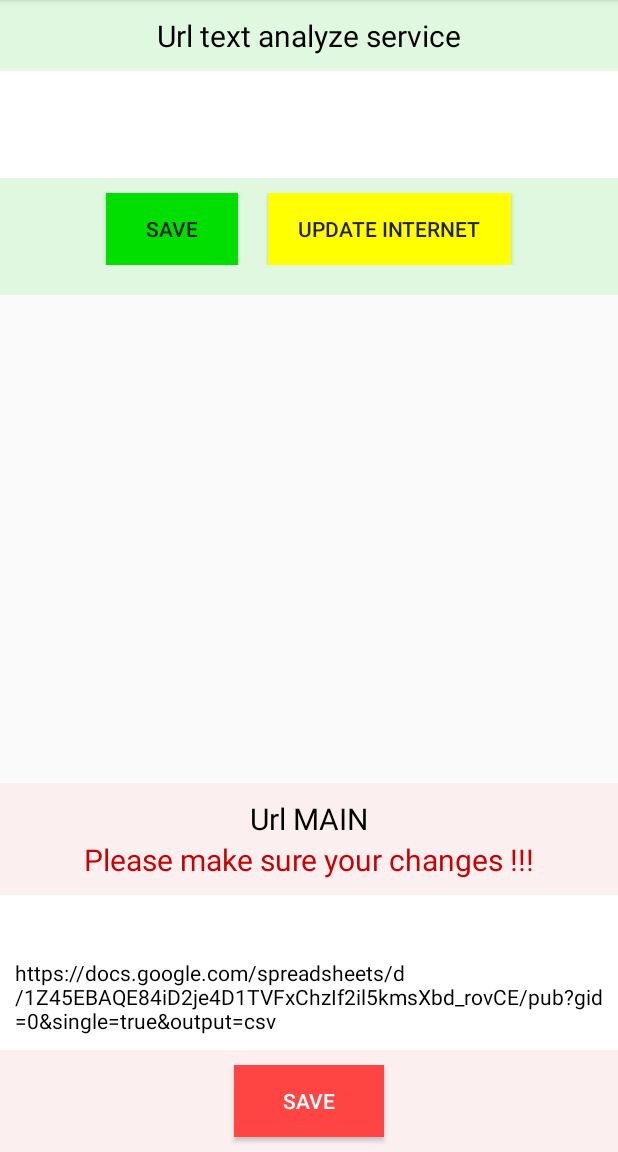
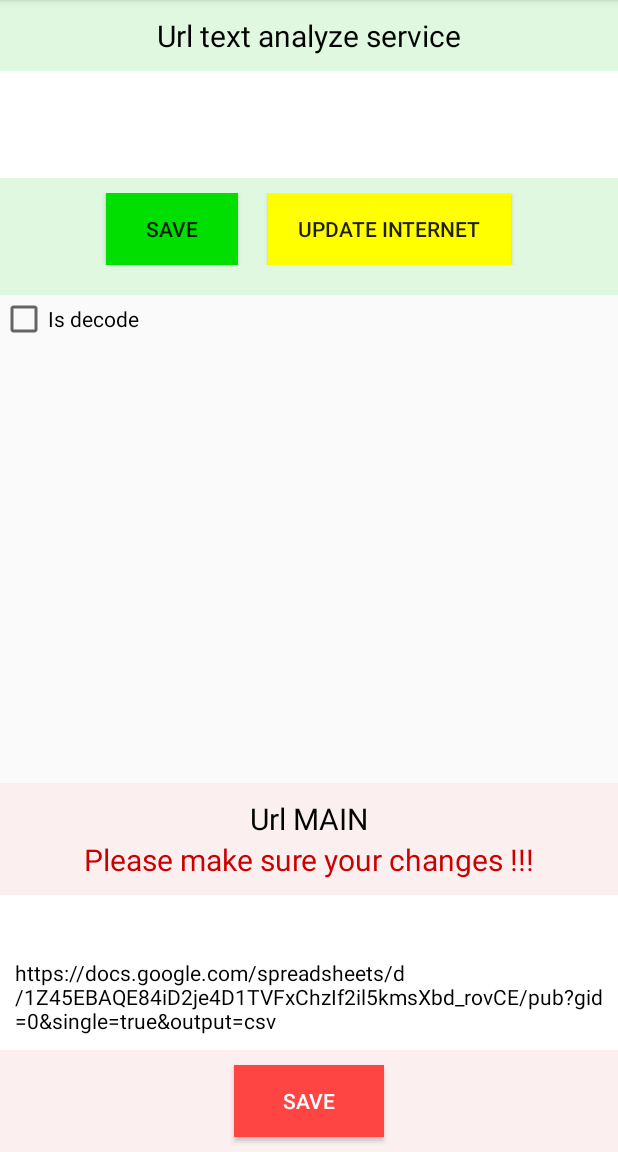
Before and after one commit to shenlongdemon/IFCReview, an Android app: the SettingActivity screen opened directly, with no data from a screen before it, on a phone screen of 412 x 824 dp, the part 84-1236 px from its top. Run offline under Robolectric (Android 15) with nearby library versions, the phone set to English and light mode, and no system bars; libraries missing offline, so code that uses them is left out: com.loopj.android, cz.msebera.android, sl.com.lib; 6 statements that could not run were skipped.

Commit message:
fix setting with many commands

```diff
--- a/IFCReview/app/src/main/java/sl/com/app/btaccessory/SettingActivity.java
+++ b/IFCReview/app/src/main/java/sl/com/app/btaccessory/SettingActivity.java
@@ -11,6 +11,7 @@ import android.os.Bundle;
 import android.text.InputType;
 import android.view.View;
 import android.widget.Button;
+import android.widget.CheckBox;
 import android.widget.EditText;
 
 import com.loopj.android.http.JsonHttpResponseHandler;
@@ -27,6 +28,7 @@ import sl.com.lib.webapiutil.WebApiUtil;
 
 public class SettingActivity extends AppCompatActivity {
     private EditText etUrlService, etUrlMain;
+    private CheckBox chkIsDecode;
     @Override
     protected void onCreate(Bundle savedInstanceState) {
         super.onCreate(savedInstanceState);
@@ -59,6 +61,10 @@ public class SettingActivity extends AppCompatActivity {
         etUrlMain = (EditText)findViewById(R.id.etUrlMain);
         etUrlMain.setRawInputType(InputType.TYPE_NULL);
         etUrlMain.setTextIsSelectable(true);
+
+        chkIsDecode =  (CheckBox) findViewById(R.id.chkIsDecode);
+        boolean isDecode = SharedPreferencesUtil.GetBoolean(this, Constants.KEY_IS_DECODE, true);
+        chkIsDecode.setChecked(isDecode);
         loadData();
 
     }
@@ -110,7 +116,8 @@ public class SettingActivity extends AppCompatActivity {
         else{
             final Activity activity = this;
             String urlService = etUrlService.getText().toString();
-
+            Boolean isDecode = chkIsDecode.isChecked();
+            SharedPreferencesUtil.SetBoolen(this,Constants.KEY_IS_DECODE, isDecode);
             SharedPreferencesUtil.SetString(this,Constants.KEY_URL_SERVICE, urlService);
 
             AlertDialog.Builder builder = new AlertDialog.Builder(this);
--- a/IFCReview/app/src/main/java/sl/com/app/btaccessory/common/Constants.java
+++ b/IFCReview/app/src/main/java/sl/com/app/btaccessory/common/Constants.java
@@ -6,6 +6,7 @@ package sl.com.app.btaccessory.common;
 
 public class Constants {
     public static final String KEY_URL_SERVICE = "KEY_URL_SERVICE";
+    public static final String KEY_IS_DECODE = "KEY_IS_DECODE";
     public static final String KEY_URL_MAIN = "KEY_URL_MAIN";
 
     public static final int COMPRESS_TYPE = 1; // lz-string
--- a/IFCReview/app/src/main/res/layout/activity_setting.xml
+++ b/IFCReview/app/src/main/res/layout/activity_setting.xml
@@ -70,8 +70,13 @@
     <LinearLayout
         android:layout_width="match_parent"
         android:layout_height="0dp"
+        android:gravity="center_horizontal"
         android:layout_weight="1">
-
+        <CheckBox
+            android:id="@+id/chkIsDecode"
+            android:text="Is decode"
+            android:layout_width="match_parent"
+            android:layout_height="wrap_content" />
     </LinearLayout>
 
 
```
Also changed, not shown: IFCReview/app/src/main/java/sl/com/app/btaccessory/MainActivity.java (+31 -10 lines), 3 other files.
